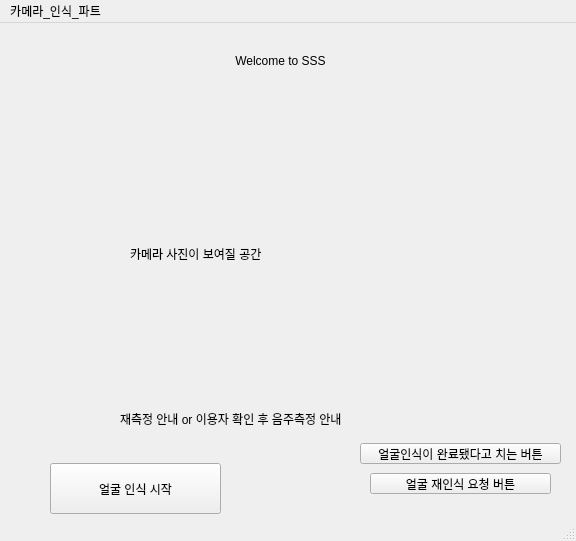
The window that pyqt_SSS.ui (curiousLionH/Capstone_Project) describes before a commit, drawn with Qt 5.
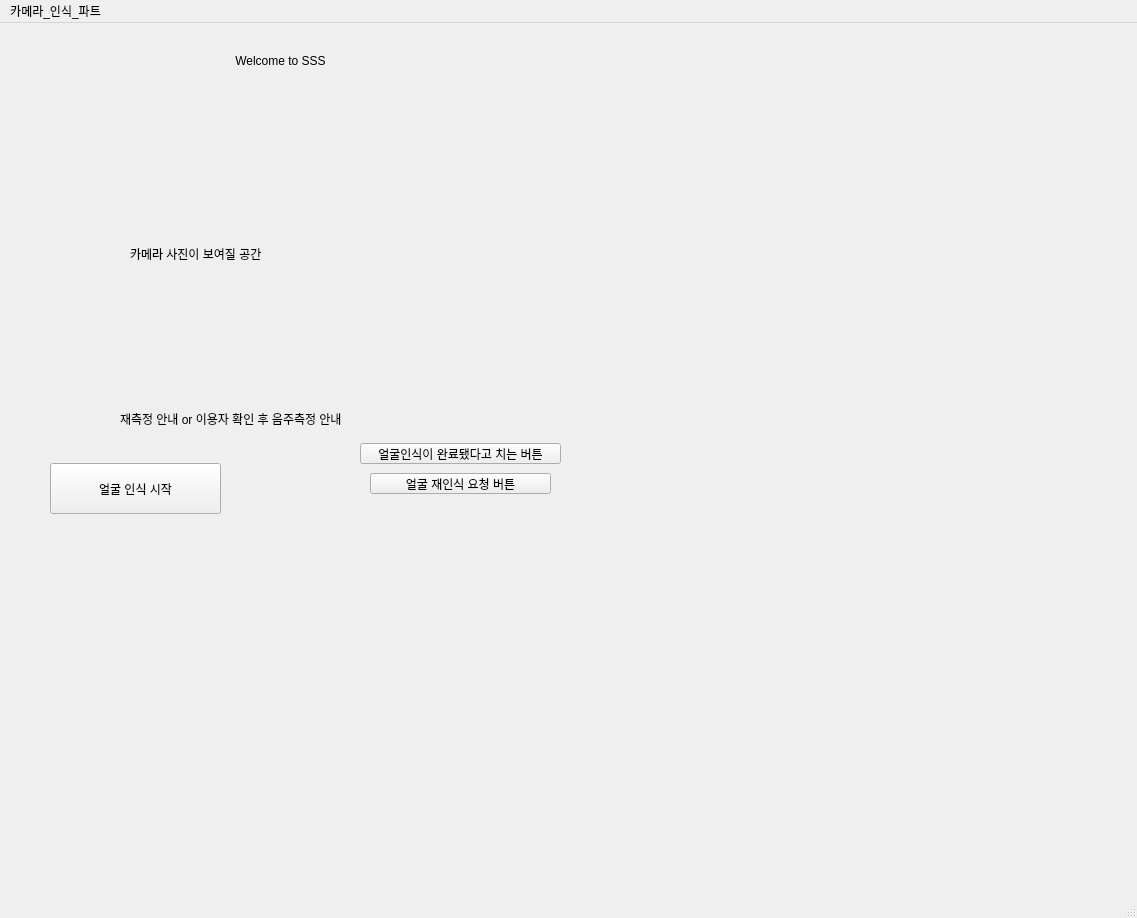
The same window after the commit.

Commit message:
UI 변경
user_guide_label 이름 변경

```diff
--- a/pyqt_SSS.ui
+++ b/pyqt_SSS.ui
@@ -6,8 +6,8 @@
    <rect>
     <x>0</x>
     <y>0</y>
-    <width>576</width>
-    <height>541</height>
+    <width>1137</width>
+    <height>918</height>
    </rect>
   </property>
   <property name="windowTitle">
@@ -113,7 +113,7 @@
     <rect>
      <x>0</x>
      <y>0</y>
-     <width>576</width>
+     <width>1137</width>
      <height>21</height>
     </rect>
    </property>
```
Left out of the diff: 2 changed lines with no effect on the pictures.
